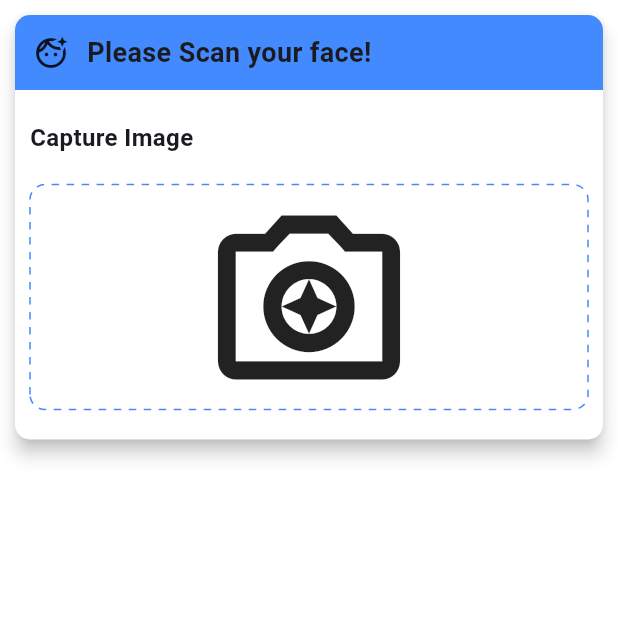
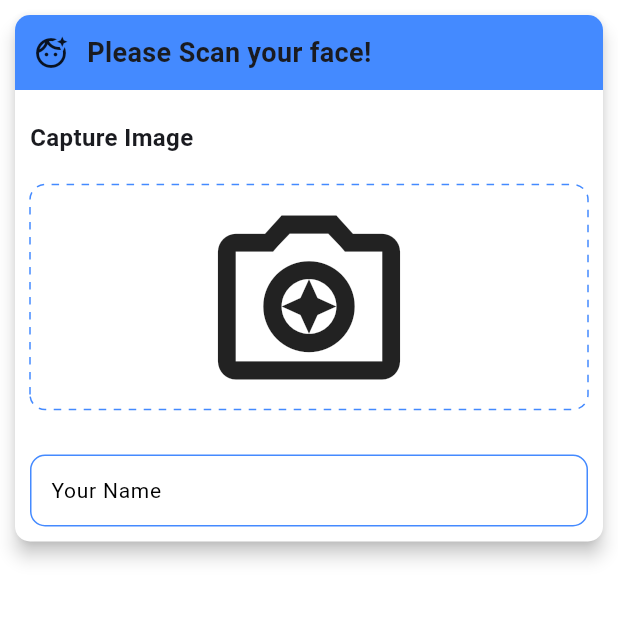
Before and after one commit to ranchiika/attendance_app, a Flutter app: the screen it shows after launch, after a tap on "Attendance", on a phone screen of 412 x 824 dp, the part 84-707 px from its top. Run offline on Flutter 3.47's test engine with Material 3 defaults, Android fonts, the phone set to English and light mode, and no system bars; drawn by our look-alikes of dotted_border; our stand-ins replace camera, cloud_firestore, firebase_core; missing offline and left inert: google_mlkit_face_detection; accounts and stored records are empty.

Commit message:
creating name text field

```diff
--- a/lib/ui/attend/attendance_screen.dart
+++ b/lib/ui/attend/attendance_screen.dart
@@ -132,6 +132,35 @@ class _AttendanceScreenState extends State<AttendanceScreen> {
                     ),
                   ),
                 ),
+              ),
+              Padding(
+                padding: EdgeInsets.all(10),
+                child: TextField(
+                  textInputAction: TextInputAction.done,
+                  keyboardType: TextInputType.text,
+                  controller: controller,
+                  decoration: InputDecoration(
+                    contentPadding: EdgeInsets.symmetric(horizontal: 10),
+                    labelText: "Your Name",
+                    hintText: "Please input your text here",
+                    hintStyle: TextStyle(
+                      fontSize: 14,
+                      color: Colors.grey
+                    ),
+                    labelStyle: TextStyle(
+                      fontSize: 14,
+                      color: Colors.black,
+                    ),
+                    border: OutlineInputBorder(
+                      borderRadius: BorderRadius.circular(10),
+                      borderSide: BorderSide(color: Colors.blueAccent)
+                    ),
+                    enabledBorder: OutlineInputBorder(
+                      borderRadius: BorderRadius.circular(10),
+                      borderSide: BorderSide(color: Colors.blueAccent)
+                    )
+                  ),
+                ),
               )
             ],
           ),
```
